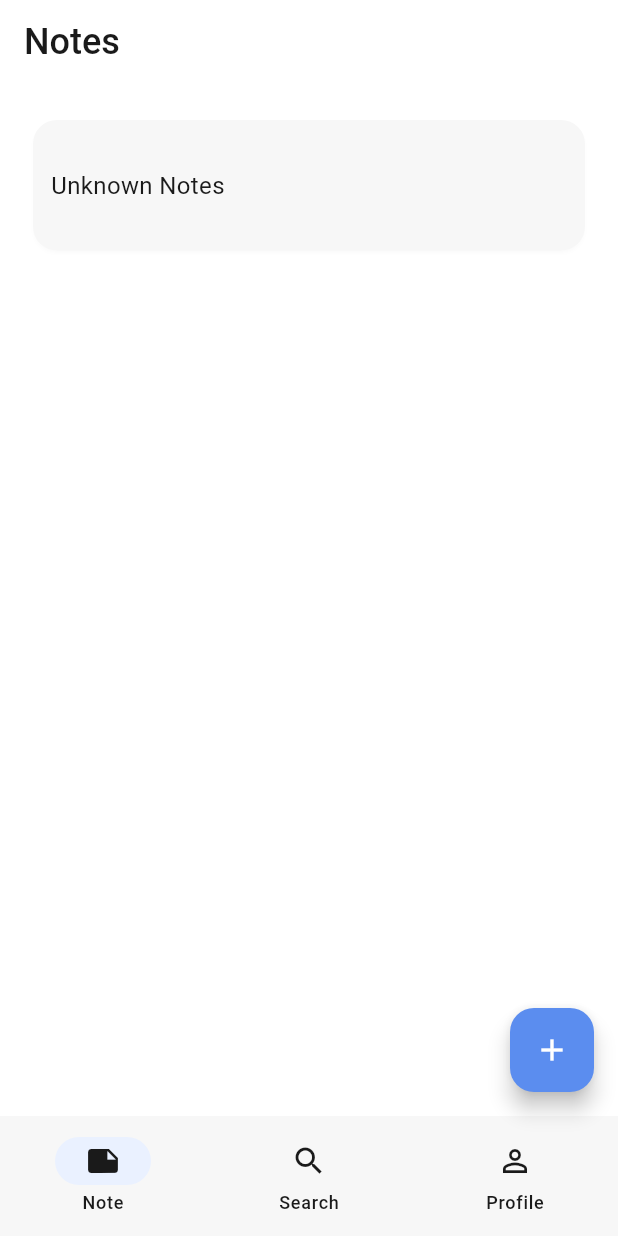
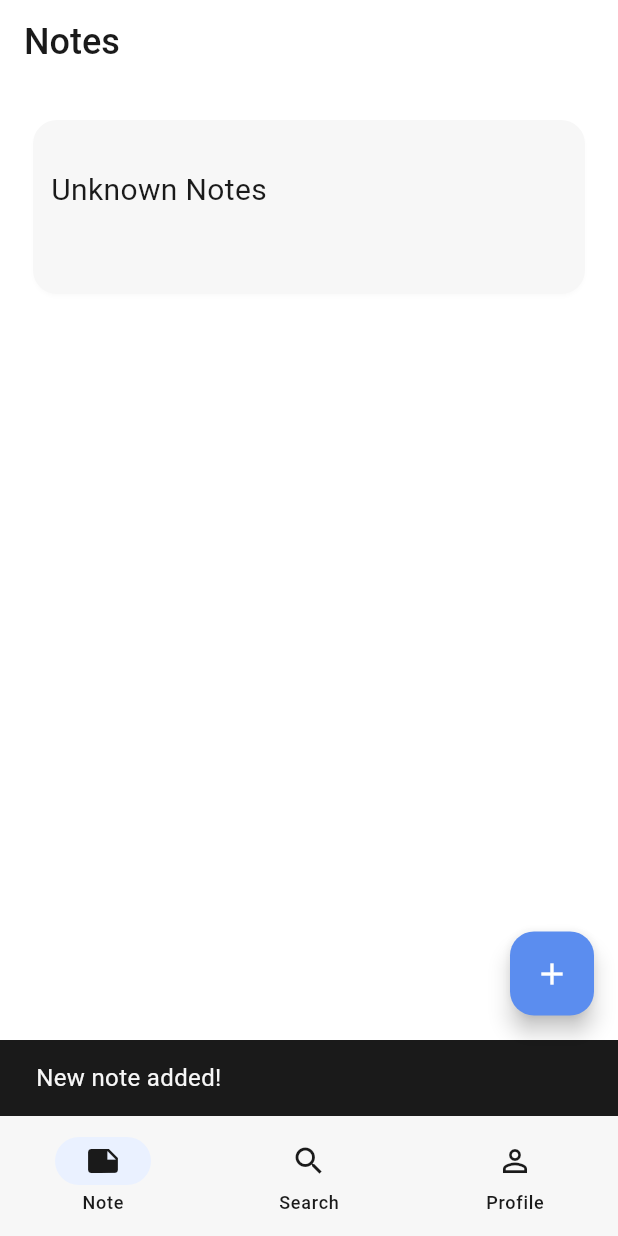
Before and after one commit to Bernhard09/moneta-note, a Flutter app: the MainPage screen opened directly, after a tap on the "add" icon, on a phone screen of 412 x 824 dp. Run offline on Flutter 3.47's test engine with Material 3 defaults, Android fonts, the phone set to English and light mode, and no system bars; our stand-ins replace flutter_riverpod, shared_preferences; accounts and stored records are empty.

Commit message:
add local storage

```diff
--- a/lib/features/notes/data/note.dart
+++ b/lib/features/notes/data/note.dart
@@ -1,16 +1,42 @@
+import 'dart:convert';
+
 class Note {
   int id;
   String title;
   String content;
-  String? description;
+
+  String get description {
+    try {
+      return content.substring(0, 50);
+    } catch (e) {
+      return content;
+    }
+  }
 
   Note({required this.id, required this.title, required this.content});
 
-  Note copyWith({int? id, String? title, String? content}) {
+  Note copyWith({String? title, String? content}) {
     return Note(
-      id: id ?? this.id,
+      id: id,
       title: title ?? this.title,
       content: content ?? this.content,
     );
   }
+
+  // convert to Map
+  Map<String, dynamic> toMap() => {
+    'id': id,
+    'title': title,
+    'content': content,
+  };
+
+  // to JSON
+  String toJson() => jsonEncode(toMap());
+
+  // convert Map to Object
+  factory Note.fromMap(Map<String, dynamic> map) =>
+      Note(id: map['id'], title: map['title'], content: map['content']);
+
+  // convert direct from JSON string
+  factory Note.fromJson(String source) => Note.fromMap(jsonDecode(source));
 }
--- a/lib/features/notes/presentation/notes_page.dart
+++ b/lib/features/notes/presentation/notes_page.dart
@@ -1,6 +1,5 @@
 import 'package:flutter/material.dart';
 import 'package:flutter_riverpod/flutter_riverpod.dart';
-import 'package:moneta_note/core/theme/app_colors.dart';
 import 'package:moneta_note/features/notes/presentation/note_detail_page.dart';
 import 'package:moneta_note/features/notes/provider/notes_provider.dart';
 
@@ -9,7 +8,7 @@ class NotesPage extends ConsumerWidget {
 
   @override
   Widget build(BuildContext context, WidgetRef ref) {
-    final notes = ref.watch(notesNotifierProvider);
+    final notes = ref.watch(notesNotifierProvider).value ?? [];
 
     return Padding(
       padding: const EdgeInsets.symmetric(horizontal: 18.0),
@@ -42,7 +41,27 @@ class NotesPage extends ConsumerWidget {
                             horizontal: 12.0,
                             vertical: 32.0,
                           ),
-                          child: Row(children: [Text(notes[index].title)]),
+                          child: Row(
+                            children: [
+                              Column(
+                                crossAxisAlignment: CrossAxisAlignment.start,
+                                children: [
+                                  Text(
+                                    notes[index].title,
+                                    style: TextStyle(fontSize: 20),
+                                  ),
+                                  Text(
+                                    notes[index].description,
+                                    maxLines: 2,
+                                    overflow: TextOverflow.clip,
+                                    style: TextStyle(
+                                      fontWeight: FontWeight.w100,
+                                    ),
+                                  ),
+                                ],
+                              ),
+                            ],
+                          ),
                         ),
                       ),
                     ),
--- a/lib/features/notes/provider/notes_provider.dart
+++ b/lib/features/notes/provider/notes_provider.dart
@@ -1,35 +1,71 @@
-import 'package:flutter/scheduler.dart';
+import 'dart:convert';
+
 import 'package:flutter_riverpod/flutter_riverpod.dart';
+import 'package:moneta_note/services/shared_prefence_service.dart';
 import '../data/note.dart';
 
-final notesNotifierProvider = NotifierProvider<NotesProvider, List<Note>>(
+final notesNotifierProvider = AsyncNotifierProvider<NotesProvider, List<Note>>(
   () => NotesProvider(),
 );
 
-class NotesProvider extends Notifier<List<Note>> {
+class NotesProvider extends AsyncNotifier<List<Note>> {
   // initial state
   @override
   List<Note> build() {
+    String? notesJsonString = SharedPrefencesService.getString('notes_key');
+    if (notesJsonString != null) {
+      final List<dynamic> decodedList = jsonDecode(notesJsonString);
+
+      return decodedList.map((item) => Note.fromMap(item)).toList();
+    }
     return [];
   }
 
   // method
-  void addNote() {
+  void addNote() async {
     final newNote = Note(
       id: DateTime.now().millisecondsSinceEpoch,
       title: 'Unknown Notes',
       content: '',
     );
-    state = [...state, newNote];
+    state = AsyncData([...(state.value ?? []), newNote]);
+
+    final List<Map<String, dynamic>> notesAsMap = state.value!
+        .map((note) => note.toMap())
+        .toList();
+
+    final String jsonString = jsonEncode(notesAsMap);
+
+    await SharedPrefencesService.setString('notes_key', jsonString);
   }
 
-  void updateNote(int id, String title, String content) {
-    state = [
-      for (final note in state)
-        if (note.id == id)
-          note.copyWith(id: id, title: title, content: content)
-        else
-          note,
-    ];
+  void updateNote(int id, String title, String content) async {
+    if (state.value != null) {
+      final updatedList = state.value!
+          .map(
+            (note) => note.id == id
+                ? note.copyWith(title: title, content: content)
+                : note,
+          )
+          .toList();
+      state = AsyncData(updatedList);
+      // state = AsyncData([
+      //   for (final note in state.value!)
+      //     if (note.id == id)
+      //       note.copyWith(id: id, title: title, content: content)
+      //     else
+      //       note,
+      // ]);
+    } else {
+      state = AsyncData([]);
+    }
+
+    final List<Map<String, dynamic>> notesAsMap = state.value!
+        .map((note) => note.toMap())
+        .toList();
+
+    final String jsonString = jsonEncode(notesAsMap);
+
+    await SharedPrefencesService.setString('notes_key', jsonString);
   }
 }
--- a/lib/main_page.dart
+++ b/lib/main_page.dart
@@ -26,7 +26,6 @@ class MainPage extends ConsumerStatefulWidget {
 }
 
 class _MainPageState extends ConsumerState<MainPage> {
-  int _counter = 0;
   int _selectedIndex = 0;
 
   final Map<String, Widget> _children = {
@@ -79,6 +78,9 @@ class _MainPageState extends ConsumerState<MainPage> {
           ? FloatingActionButton(
               onPressed: () {
                 ref.read(notesNotifierProvider.notifier).addNote();
+                ScaffoldMessenger.of(
+                  context,
+                ).showSnackBar(SnackBar(content: Text('New note added!')));
               },
               tooltip: 'Add',
               child: const Icon(Icons.add),
```
Also changed, not shown: lib/main.dart (+6 -1 lines), lib/services/shared_prefence_service.dart (added, +19 -0 lines).
